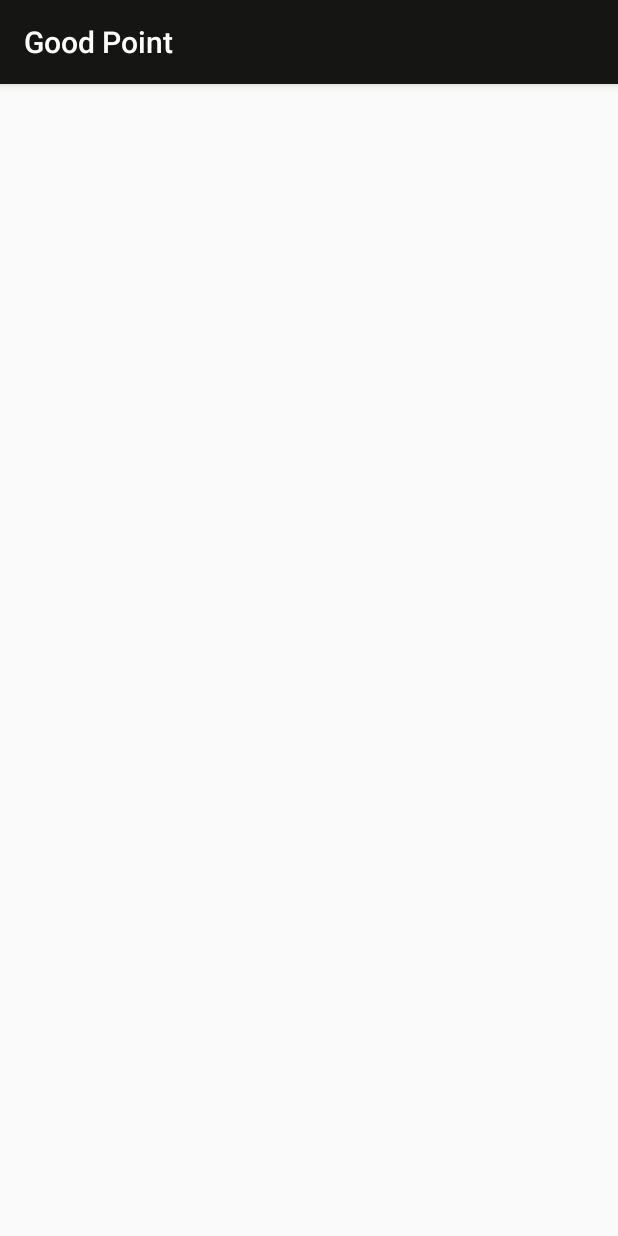
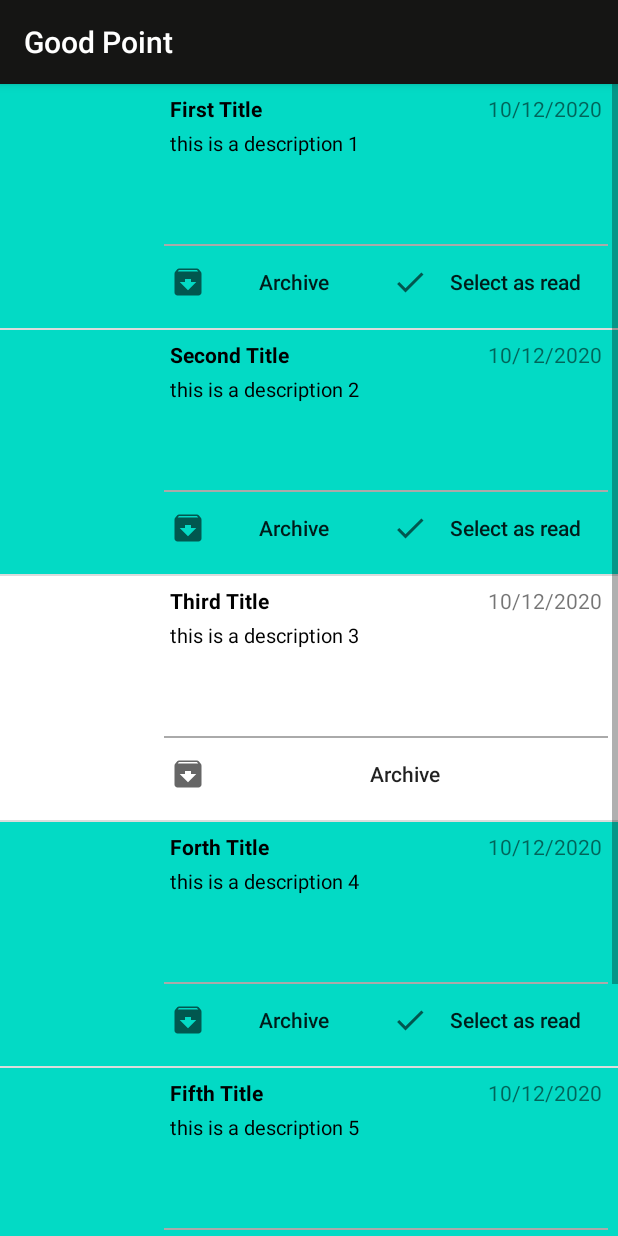
Before and after one commit to Esraa-Sayed/Good_Point, an Android app: the fragment NotificationFragment shown on its own in the app's theme, on a phone screen of 412 x 824 dp. Run offline under Robolectric (Android 15) with nearby library versions, the phone set to English and light mode, and no system bars; our stand-ins replace CircleImageView, sdp/ssp sizes.

Commit message:
NotificationList done ان شاء الله

```diff
--- a/app/src/main/java/com/helloworld/goodpoint/adapter/NotificationListAdapter.java
+++ b/app/src/main/java/com/helloworld/goodpoint/adapter/NotificationListAdapter.java
@@ -1,11 +1,13 @@
 package com.helloworld.goodpoint.adapter;
 
 import android.content.Context;
+import android.graphics.Color;
 import android.view.LayoutInflater;
 import android.view.View;
 import android.view.ViewGroup;
 import android.widget.ArrayAdapter;
 import android.widget.Button;
+import android.widget.LinearLayout;
 import android.widget.TextView;
 
 import androidx.annotation.NonNull;
@@ -31,7 +33,7 @@
 
     @NonNull
     @Override
-    public View getView(int position, @Nullable View convertView, @NonNull ViewGroup parent) {
+    public View getView(final int position, @Nullable View convertView, @NonNull ViewGroup parent) {
         View notificationItem = convertView;
         ViewHolder viewHolder;
         if(notificationItem == null){
@@ -42,10 +44,41 @@
         }else
             viewHolder = (ViewHolder) notificationItem.getTag();
 
+        if(!list.get(position).isRead()){
+            viewHolder.getRead().setVisibility(View.VISIBLE);
+            viewHolder.getLayout().setBackgroundColor(context.getResources().getColor(R.color.colorAccent));
+            viewHolder.getArchive().setBackground(context.getResources().getDrawable(R.drawable.notification_button1));
+            viewHolder.getRead().setBackground(context.getResources().getDrawable(R.drawable.notification_button1));
+
+            viewHolder.getRead().setOnClickListener(new View.OnClickListener() {
+                @Override
+                public void onClick(View view) {
+                    list.get(position).setRead(true);
+                    notifyDataSetChanged();
+                }
+            });
+        }else {
+            viewHolder.getRead().setVisibility(View.GONE);
+            viewHolder.getLayout().setBackgroundColor(Color.WHITE);
+            viewHolder.getArchive().setBackground(context.getResources().getDrawable(R.drawable.notification_button2));
+
+        }
+
+        viewHolder.getArchive().setOnClickListener(new View.OnClickListener() {
+            @Override
+            public void onClick(View view) {
+                list.remove(position);
+                notifyDataSetChanged();
+            }
+        });
+
         viewHolder.getTitle().setText(list.get(position).getTitle());
-        viewHolder.getDate().setText(list.get(position).getDate().toString());
+        //viewHolder.getDate().setText(list.get(position).getDate().toString());
         viewHolder.getDescription().setText(list.get(position).getDescription());
-        viewHolder.getImageView().setImageBitmap(list.get(position).getImage());
+        if(list.get(position).getImage() != null)
+            viewHolder.getImageView().setImageBitmap(list.get(position).getImage());
+
+
 
         return notificationItem;
     }
@@ -55,6 +88,7 @@
         private TextView title, date, description;
         private Button archive, read;
         private CircleImageView imageView;
+        private LinearLayout layout;
 
         public ViewHolder(View view) {
             this.convertView = view;
@@ -93,5 +127,11 @@
         public CircleImageView getImageView() {
             return imageView;
         }
+
+        public LinearLayout getLayout() {
+            if(layout == null)
+                layout = convertView.findViewById(R.id.notification_layout);
+            return layout;
+        }
     }
 }
--- a/app/src/main/java/com/helloworld/goodpoint/pojo/NotificationItem.java
+++ b/app/src/main/java/com/helloworld/goodpoint/pojo/NotificationItem.java
@@ -2,26 +2,29 @@
 
 import android.graphics.Bitmap;
 
+import java.util.Calendar;
 import java.util.Date;
 
 public class NotificationItem {
     String title;
-    Date date;
+    Calendar date;
     String description;
     Bitmap image;
+    boolean read;
 
-    public NotificationItem(String title, Date date, String description, Bitmap image) {
+    public NotificationItem(String title, Calendar date, String description, Bitmap image) {
         this.title = title;
         this.date = date;
         this.description = description;
         this.image = image;
+        this.read = false;
     }
 
     public String getTitle() {
         return title;
     }
 
-    public Date getDate() {
+    public Calendar getDate() {
         return date;
     }
 
@@ -32,4 +35,12 @@
     public Bitmap getImage() {
         return image;
     }
+
+    public boolean isRead() {
+        return read;
+    }
+
+    public void setRead(boolean read) {
+        this.read = read;
+    }
 }
--- a/app/src/main/java/com/helloworld/goodpoint/ui/NotificationFragment.java
+++ b/app/src/main/java/com/helloworld/goodpoint/ui/NotificationFragment.java
@@ -7,10 +7,21 @@
 import android.view.LayoutInflater;
 import android.view.View;
 import android.view.ViewGroup;
+import android.widget.ListView;
 
 import com.helloworld.goodpoint.R;
+import com.helloworld.goodpoint.adapter.NotificationListAdapter;
+import com.helloworld.goodpoint.pojo.NotificationItem;
+
+import java.util.ArrayList;
+import java.util.Calendar;
+import java.util.Date;
+import java.util.List;
 
 public class NotificationFragment extends Fragment {
+
+    List<NotificationItem> list;
+    ListView listView;
 
     public NotificationFragment() {
         // Required empty public constructor
@@ -19,13 +30,30 @@
     @Override
     public void onCreate(Bundle savedInstanceState) {
         super.onCreate(savedInstanceState);
-
+        list = new ArrayList<>();
+        Calendar calendar = Calendar.getInstance();
+        list.add(new NotificationItem("First Title", calendar, "this is a description 1",null));
+        calendar.set(2020,12,10);
+        list.add(new NotificationItem("Second Title", calendar, "this is a description 2",null));
+        calendar.set(2020,12,1);
+        NotificationItem item = new NotificationItem("Third Title", calendar, "this is a description 3",null);
+        item.setRead(true);
+        list.add(item);
+        item = new NotificationItem("Forth Title", calendar, "this is a description 4",null);
+        list.add(item);
+        item = new NotificationItem("Fifth Title", calendar, "this is a description 5",null);
+        list.add(item);
+        item = new NotificationItem("Sixth Title", calendar, "this is a description 6",null);
+        list.add(item);
     }
 
     @Override
     public View onCreateView(LayoutInflater inflater, ViewGroup container,
                              Bundle savedInstanceState) {
         // Inflate the layout for this fragment
-        return inflater.inflate(R.layout.fragment_notification, container, false);
+        View v = inflater.inflate(R.layout.fragment_notification, container, false);
+        listView = v.findViewById(R.id.notification_listview);
+        listView.setAdapter(new NotificationListAdapter(getContext(),0,list));
+        return v;
     }
 }
--- /dev/null
+++ b/app/src/main/res/drawable/notification_button1.xml
@@ -0,0 +1,15 @@
+<?xml version="1.0" encoding="utf-8"?>
+<selector xmlns:android="http://schemas.android.com/apk/res/android">
+    <item android:state_pressed="true">
+        <shape android:shape="rectangle">
+            <solid android:color="@android:color/darker_gray"/>
+
+        </shape>
+    </item>
+    <item android:state_pressed="false">
+        <shape android:shape="rectangle">
+            <solid android:color="@color/colorAccent"/>
+
+        </shape>
+    </item>
+</selector>
--- /dev/null
+++ b/app/src/main/res/drawable/notification_button2.xml
@@ -0,0 +1,15 @@
+<?xml version="1.0" encoding="utf-8"?>
+<selector xmlns:android="http://schemas.android.com/apk/res/android">
+    <item android:state_pressed="true">
+        <shape android:shape="rectangle">
+            <solid android:color="@android:color/darker_gray"/>
+
+        </shape>
+    </item>
+    <item android:state_pressed="false">
+        <shape android:shape="rectangle">
+            <solid android:color="@android:color/white"/>
+
+        </shape>
+    </item>
+</selector>
--- a/app/src/main/res/layout/notification_item.xml
+++ b/app/src/main/res/layout/notification_item.xml
@@ -3,7 +3,7 @@
     android:layout_height="wrap_content"
     android:orientation="horizontal"
     android:padding="@dimen/_3sdp"
-    android:background="@android:color/white"
+    android:id="@+id/notification_layout"
     xmlns:android="http://schemas.android.com/apk/res/android">
 
     <LinearLayout
@@ -62,7 +62,7 @@
 
         <View
             android:layout_width="match_parent"
-            android:layout_height="@dimen/_3sdp"
+            android:layout_height="@dimen/_1sdp"
             android:background="@android:color/darker_gray"/>
 
         <LinearLayout
@@ -78,8 +78,7 @@
                 android:textAllCaps="false"
                 android:padding="@dimen/_3sdp"
                 android:drawableStart="@drawable/ic_baseline_archive_24"
-                android:text="Archive"
-                android:background="@android:color/white"/>
+                android:text="Archive"/>
 
             <Button
                 android:id="@+id/notification_read"
@@ -89,8 +88,7 @@
                 android:textAllCaps="false"
                 android:padding="@dimen/_3sdp"
                 android:drawableStart="@drawable/ic_baseline_check_24"
-                android:text="Select as read"
-                android:background="@android:color/white"/>
+                android:text="Select as read"/>
         </LinearLayout>
 
     </LinearLayout>
```
